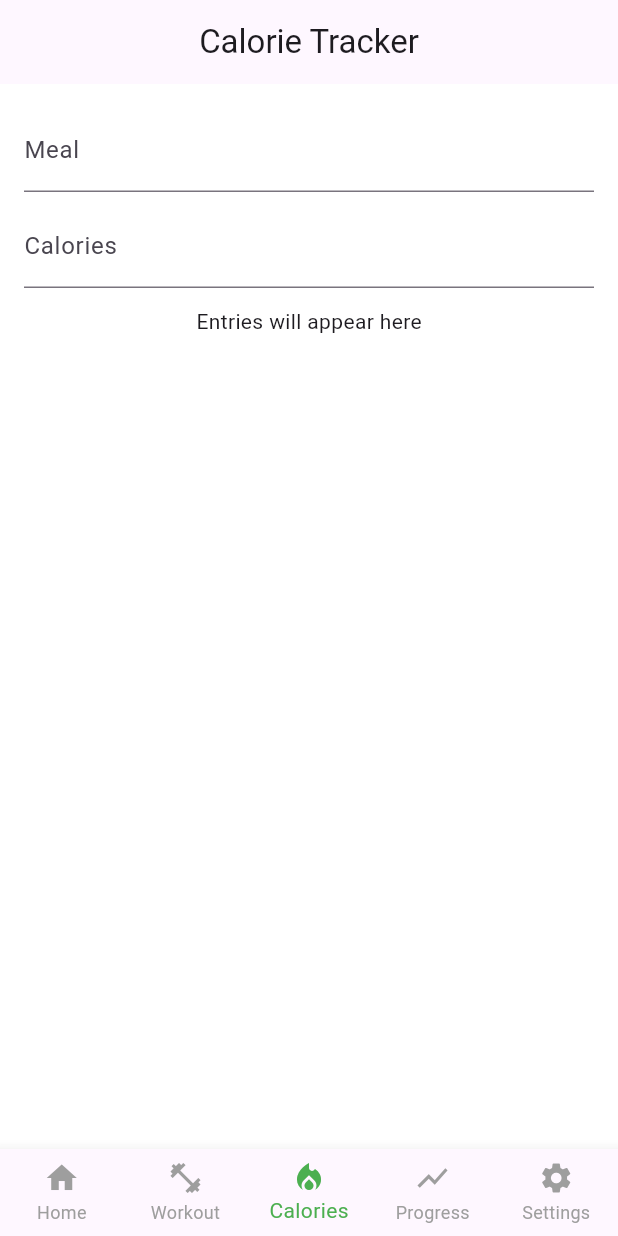
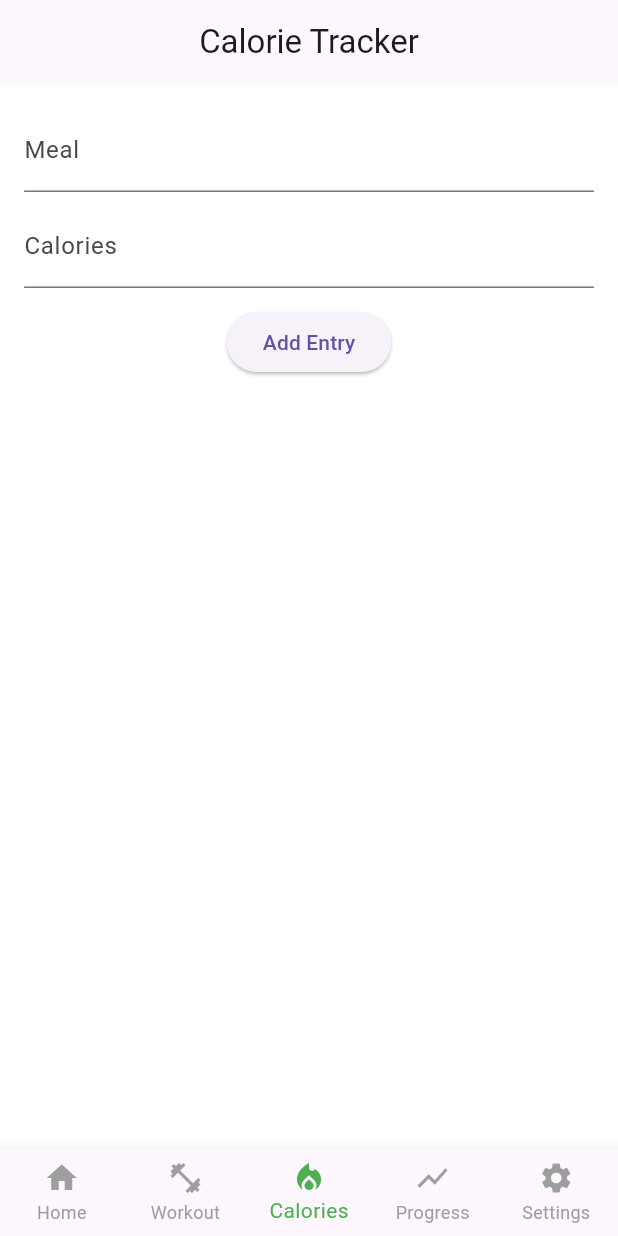
Before and after one commit to 002891677/Group_Project1, a Flutter app: the screen it shows after launch, item 3 of the bottom bar chosen, on a phone screen of 412 x 824 dp. Run offline on Flutter 3.47's test engine with Material 3 defaults, Android fonts, the phone set to English and light mode, and no system bars.

Commit message:
feat(calorie): add Add Entry button with empty handler

```diff
--- a/lib/screens/calorie_tracker.dart
+++ b/lib/screens/calorie_tracker.dart
@@ -10,6 +10,10 @@ class CalorieTrackerScreen extends StatefulWidget {
 class _CalorieTrackerScreenState extends State<CalorieTrackerScreen> {
   final _mealCtrl = TextEditingController();
   final _calCtrl = TextEditingController();
+
+  void _addEntry() {
+    // Functionality will be added later
+  }
 
   @override
   Widget build(BuildContext context) {
@@ -30,7 +34,10 @@ class _CalorieTrackerScreenState extends State<CalorieTrackerScreen> {
               decoration: const InputDecoration(labelText: 'Calories'),
             ),
             const SizedBox(height: 12),
-            const Text('Entries will appear here'),
+            ElevatedButton(
+              onPressed: _addEntry,
+              child: const Text('Add Entry'),
+            ),
           ],
         ),
       ),
```
